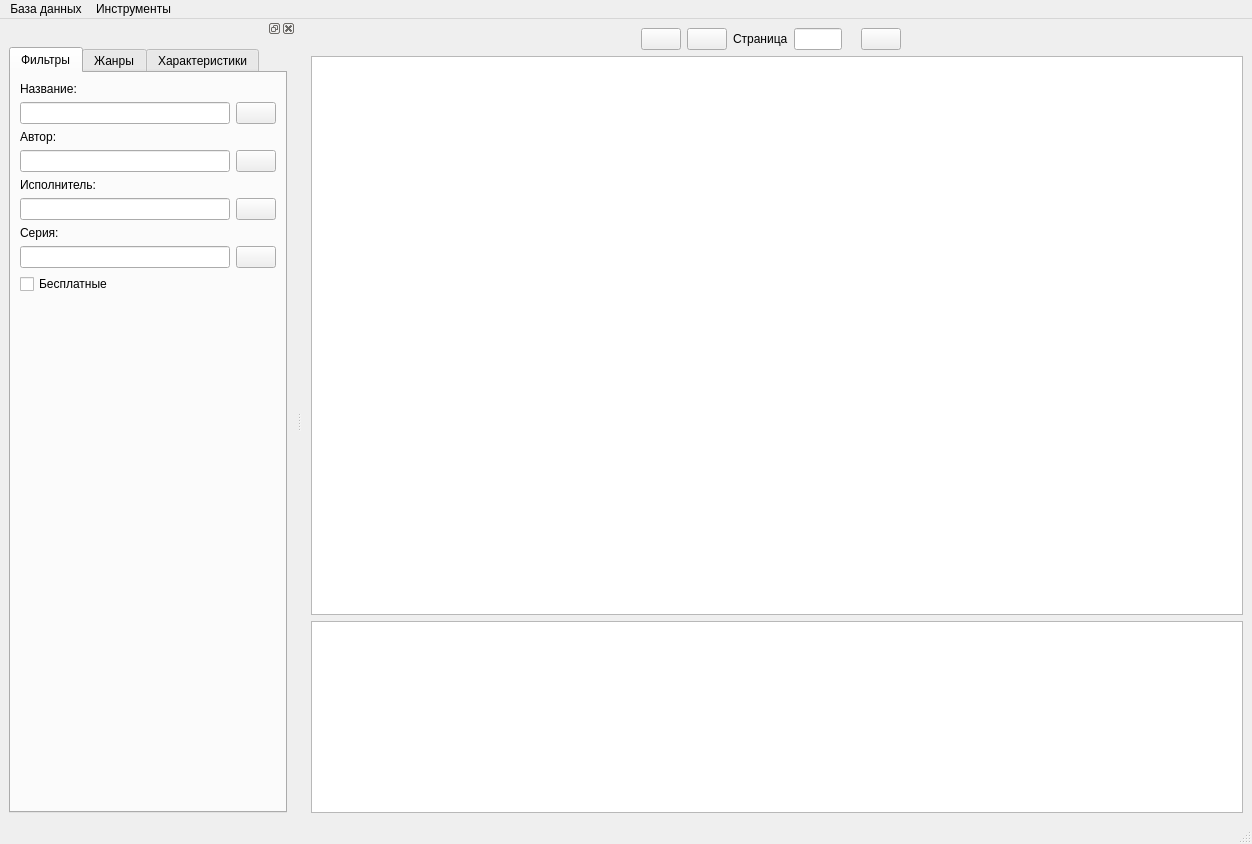
Before: the Qt Designer form ui/main.ui in fabrikant/akniga-parser, drawn with Qt 5.
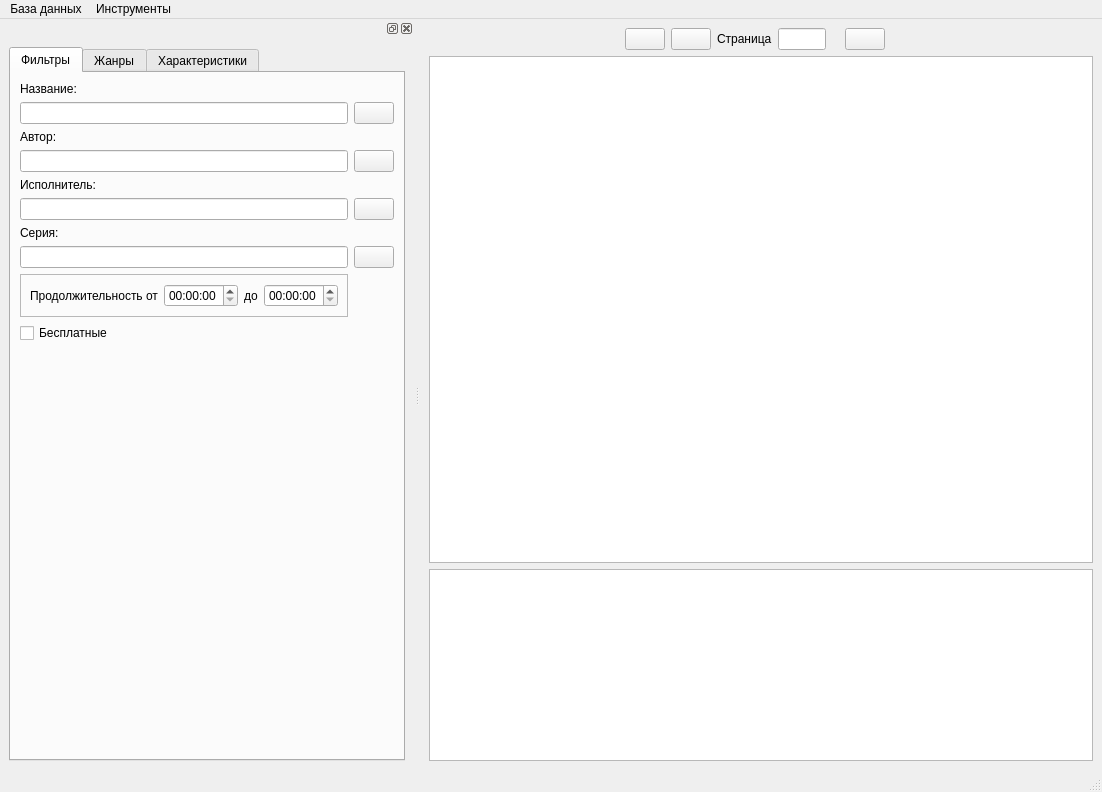
After: the same form once the commit is applied. Icons and pictures are not drawn.

Commit message: duration text

What changed in the file:
```diff
--- a/ui/main.ui
+++ b/ui/main.ui
@@ -6,8 +6,8 @@
    <rect>
     <x>0</x>
     <y>0</y>
-    <width>1252</width>
-    <height>844</height>
+    <width>1102</width>
+    <height>792</height>
    </rect>
   </property>
   <property name="windowTitle">
@@ -154,7 +154,7 @@
     <rect>
      <x>0</x>
      <y>0</y>
-     <width>1252</width>
+     <width>1102</width>
      <height>22</height>
     </rect>
    </property>
@@ -190,28 +190,83 @@
          <string>Фильтры</string>
         </attribute>
         <layout class="QGridLayout" name="gridLayout_2">
-         <item row="2" column="1">
-          <widget class="QLineEdit" name="filter_title">
-           <property name="clearButtonEnabled">
-            <bool>false</bool>
-           </property>
-          </widget>
-         </item>
-         <item row="6" column="1">
+         <item row="6" column="0">
           <widget class="QLineEdit" name="filter_performer">
            <property name="clearButtonEnabled">
             <bool>false</bool>
            </property>
           </widget>
          </item>
-         <item row="4" column="1">
+         <item row="2" column="0">
+          <widget class="QLineEdit" name="filter_title">
+           <property name="clearButtonEnabled">
+            <bool>false</bool>
+           </property>
+          </widget>
+         </item>
+         <item row="4" column="0">
           <widget class="QLineEdit" name="filter_author">
            <property name="clearButtonEnabled">
             <bool>false</bool>
            </property>
           </widget>
          </item>
-         <item row="1" column="1">
+         <item row="10" column="0">
+          <layout class="QGridLayout" name="gridLayout_6">
+           <item row="0" column="0" colspan="2">
+            <widget class="QFrame" name="frame">
+             <property name="frameShape">
+              <enum>QFrame::StyledPanel</enum>
+             </property>
+             <property name="frameShadow">
+              <enum>QFrame::Raised</enum>
+             </property>
+             <layout class="QHBoxLayout" name="horizontalLayout">
+              <item>
+               <widget class="QLabel" name="label_7">
+                <property name="text">
+                 <string>Продолжительность от</string>
+                </property>
+               </widget>
+              </item>
+              <item>
+               <widget class="QTimeEdit" name="time_min">
+                <property name="buttonSymbols">
+                 <enum>QAbstractSpinBox::UpDownArrows</enum>
+                </property>
+               </widget>
+              </item>
+              <item>
+               <widget class="QLabel" name="label_8">
+                <property name="text">
+                 <string>до</string>
+                </property>
+               </widget>
+              </item>
+              <item>
+               <widget class="QTimeEdit" name="time_max"/>
+              </item>
+             </layout>
+            </widget>
+           </item>
+          </layout>
+         </item>
+         <item row="5" column="0">
+          <widget class="QLabel" name="label_3">
+           <property name="text">
+            <string>Исполнитель:</string>
+           </property>
+          </widget>
+         </item>
+         <item row="4" column="1">
+          <widget class="QPushButton" name="filter_author_clear">
+           <property name="icon">
+            <iconset>
+             <normaloff>img/act_delete.png</normaloff>img/act_delete.png</iconset>
+           </property>
+          </widget>
+         </item>
+         <item row="1" column="0">
           <widget class="QLabel" name="label">
            <property name="sizePolicy">
             <sizepolicy hsizetype="Preferred" vsizetype="Preferred">
@@ -224,44 +279,21 @@
            </property>
           </widget>
          </item>
-         <item row="5" column="1">
-          <widget class="QLabel" name="label_3">
-           <property name="text">
-            <string>Исполнитель:</string>
-           </property>
-          </widget>
-         </item>
-         <item row="4" column="2">
-          <widget class="QPushButton" name="filter_author_clear">
-           <property name="icon">
-            <iconset>
-             <normaloff>img/act_delete.png</normaloff>img/act_delete.png</iconset>
-           </property>
-          </widget>
-         </item>
-         <item row="3" column="1">
+         <item row="3" column="0">
           <widget class="QLabel" name="label_2">
            <property name="text">
             <string>Автор:</string>
            </property>
           </widget>
          </item>
-         <item row="8" column="1">
+         <item row="8" column="0">
           <widget class="QLineEdit" name="filter_seria">
            <property name="clearButtonEnabled">
             <bool>false</bool>
            </property>
           </widget>
          </item>
-         <item row="2" column="2">
-          <widget class="QPushButton" name="filter_title_clear">
-           <property name="icon">
-            <iconset>
-             <normaloff>img/act_delete.png</normaloff>img/act_delete.png</iconset>
-           </property>
-          </widget>
-         </item>
-         <item row="6" column="2">
+         <item row="6" column="1">
           <widget class="QPushButton" name="filter_performer_clear">
            <property name="icon">
             <iconset>
@@ -269,21 +301,30 @@
            </property>
           </widget>
          </item>
-         <item row="7" column="1">
+         <item row="2" column="1">
+          <widget class="QPushButton" name="filter_title_clear">
+           <property name="icon">
+            <iconset>
+             <normaloff>img/act_delete.png</normaloff>img/act_delete.png</iconset>
+           </property>
+          </widget>
+         </item>
+         <item row="7" column="0">
           <widget class="QLabel" name="label_5">
            <property name="text">
             <string>Серия:</string>
            </property>
           </widget>
          </item>
-         <item row="9" column="1">
-          <widget class="QCheckBox" name="filter_free">
-           <property name="text">
-            <string>Бесплатные</string>
+         <item row="8" column="1">
+          <widget class="QPushButton" name="filter_seria_clear">
+           <property name="icon">
+            <iconset>
+             <normaloff>img/act_delete.png</normaloff>img/act_delete.png</iconset>
            </property>
           </widget>
          </item>
-         <item row="11" column="1">
+         <item row="14" column="0">
           <spacer name="verticalSpacer">
            <property name="orientation">
             <enum>Qt::Vertical</enum>
@@ -296,11 +337,10 @@
            </property>
           </spacer>
          </item>
-         <item row="8" column="2">
-          <widget class="QPushButton" name="filter_seria_clear">
-           <property name="icon">
-            <iconset>
-             <normaloff>img/act_delete.png</normaloff>img/act_delete.png</iconset>
+         <item row="13" column="0" colspan="2">
+          <widget class="QCheckBox" name="filter_free">
+           <property name="text">
+            <string>Бесплатные</string>
            </property>
           </widget>
          </item>
```
Left out of the diff: 46 changed lines with no effect on the pictures. The commit also changes 1 other file.
